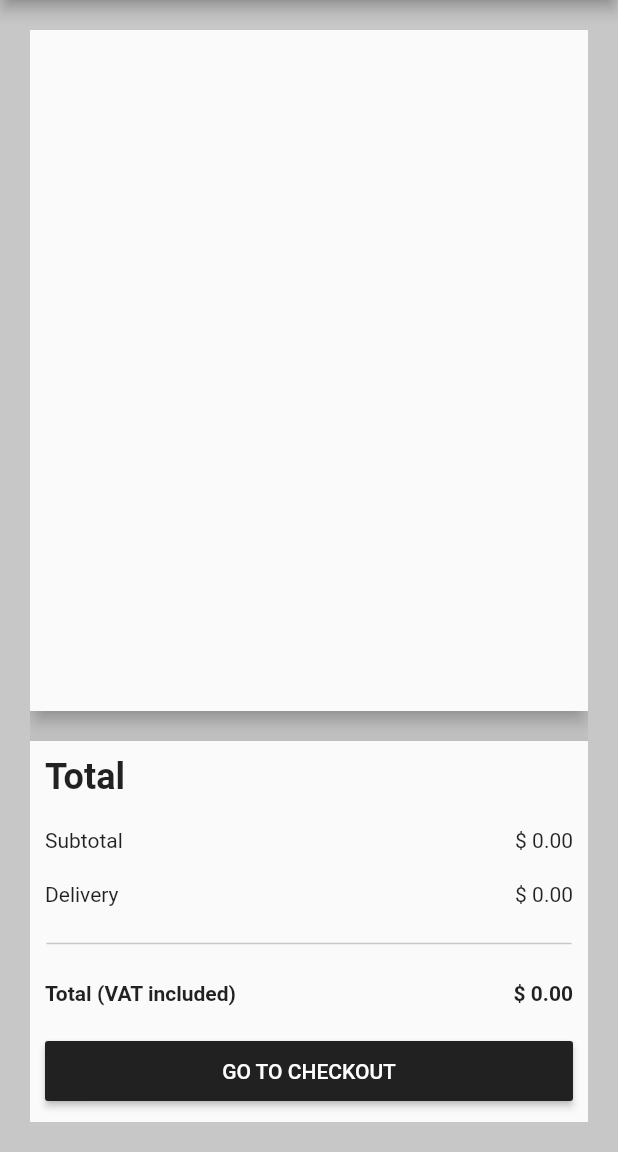
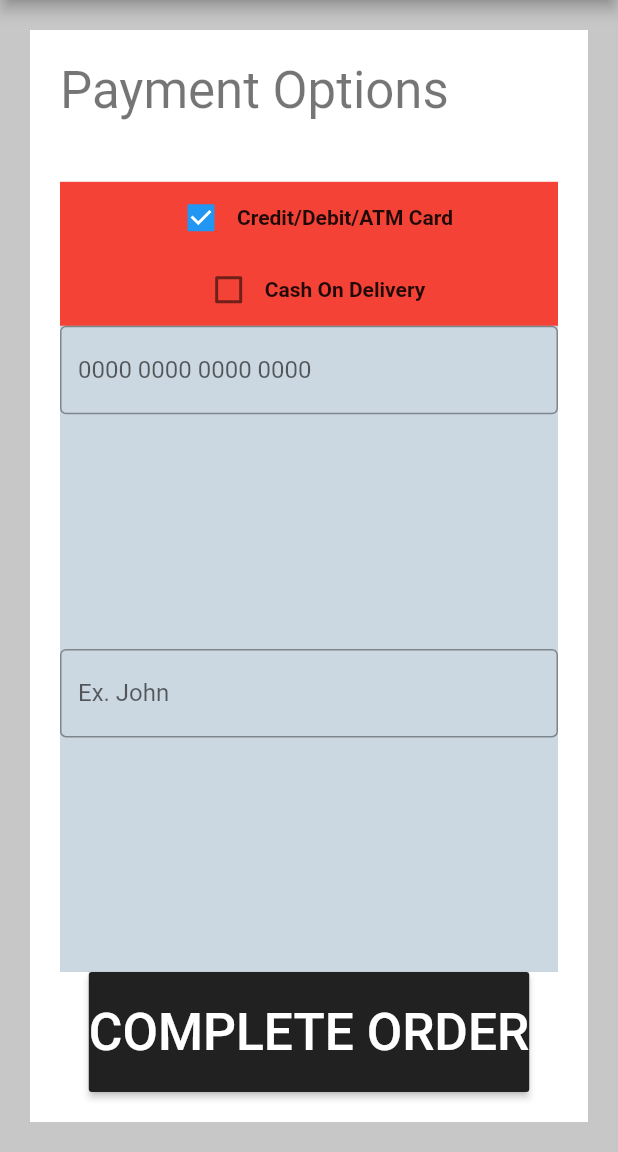
Before and after one commit to samikuikka/E-commerce-mockup, a Flutter app: the CartScreen screen opened by its route, scrolled down 370 dp, after a tap on "GO TO CHECKOUT", on a phone screen of 412 x 824 dp, the part 84-1236 px from its top. Run offline on Flutter 3.47's test engine with Material 2 defaults, Android fonts, the phone set to English and light mode, and no system bars; our stand-ins replace flutter_riverpod, go_router, shared_preferences; accounts and stored records are empty; network calls fail.

Commit message:
peyment options start

```diff
--- a/lib/main.dart
+++ b/lib/main.dart
@@ -7,6 +7,7 @@ import './screens/category/category_screen.dart';
 import './screens/product/product_screen.dart';
 import './screens/settings/settings_screen.dart';
 import './screens/cart/cart_screen.dart';
+import './screens/checkout/checkout_screen.dart';
 
 main() async {
   final router = GoRouter(
@@ -35,6 +36,12 @@ main() async {
         builder: (context, state) {
           return CartScreen();
         }
+      ),
+      GoRoute(
+        path: '/checkout',
+        builder: (context, state) {
+          return CheckoutScreen();
+        }
       )
     ]
   );
--- a/lib/screens/cart/widgets/total.dart
+++ b/lib/screens/cart/widgets/total.dart
@@ -1,4 +1,5 @@
 import 'package:flutter/material.dart';
+import 'package:go_router/go_router.dart';
 
 class Total extends StatelessWidget {
   final double price;
@@ -95,7 +96,9 @@ class Total extends StatelessWidget {
                 alignment: Alignment.center,
                 child: ElevatedButton(
                   style: ElevatedButton.styleFrom(minimumSize: Size(width, 40)),
-                  onPressed: () {},
+                  onPressed: () {
+                    context.push('/checkout');
+                  },
                   child: const Text('GO TO CHECKOUT'),
                 ))
           ],
--- /dev/null
+++ b/lib/screens/checkout/checkout_screen.dart
@@ -0,0 +1,14 @@
+import 'package:flutter/material.dart';
+import '../settings/settings_screen.dart';
+import './widgets/body.dart';
+
+class CheckoutScreen extends StatelessWidget {
+
+  @override
+  Widget build(BuildContext context) {
+    return Scaffold(
+      appBar: createAppBar(context),
+      body: Body(),
+    );
+  }
+}
--- /dev/null
+++ b/lib/screens/checkout/widgets/body.dart
@@ -0,0 +1,39 @@
+import 'package:flutter/material.dart';
+import './payment_options.dart';
+
+class Body extends StatelessWidget {
+
+  @override
+  Widget build(BuildContext context) {
+    double width = MediaQuery.of(context).size.width;
+    double height = MediaQuery.of(context).size.height;
+
+    return Container(
+      color: const Color(0xffc7c7c7),
+      child: Padding(
+        padding: const EdgeInsets.all(20),
+        child: Container(
+          width: width,
+          color: Colors.white,
+          child: Padding(
+            padding: const EdgeInsets.all(20),
+            child: Column(
+              crossAxisAlignment: CrossAxisAlignment.start,
+              children: [
+                Text('Payment Options',
+                  style: Theme.of(context).textTheme.headline4,
+                ),
+
+                SizedBox(height: height*0.05,),
+
+                PaymentOptions(),
+
+              ],
+            ),
+          ),
+        )
+        ,
+      ),
+    );
+  }
+}
--- /dev/null
+++ b/lib/screens/checkout/widgets/payment_form.dart
@@ -0,0 +1,54 @@
+import 'package:flutter/material.dart';
+
+class PaymentForm extends StatefulWidget {
+  final bool card;
+
+  const PaymentForm({super.key, required this.card});
+
+  @override
+  FormState createState() => FormState();
+}
+
+class FormState extends State<PaymentForm>{
+  final _cardNumberController = TextEditingController();
+  final _nameController = TextEditingController();
+
+  @override
+  void dispose() {
+    _cardNumberController.dispose();
+    _nameController.dispose();
+    super.dispose();
+  }
+
+  @override
+  Widget build(BuildContext context) {
+    if(!widget.card) {
+      return Container();
+    }
+
+    return Expanded(child: Container(color: Color.fromARGB(80, 90, 129, 160), child: Column(
+      children: [
+        Expanded(
+          child: TextField(
+            controller: _cardNumberController,
+            decoration: const InputDecoration(
+              hintText: '0000 0000 0000 0000',
+              border: OutlineInputBorder()
+            ),
+          ),
+        ),
+        Expanded(
+          child: TextField(
+            controller: _nameController,
+            decoration: const InputDecoration(
+              hintText: 'Ex. John',
+              border: OutlineInputBorder()
+            ),
+          ),
+        )
+
+      ],
+    )));
+  }
+
+}
--- /dev/null
+++ b/lib/screens/checkout/widgets/payment_options.dart
@@ -0,0 +1,93 @@
+import 'package:flutter/material.dart';
+import './payment_form.dart';
+
+class PaymentOptions extends StatefulWidget {
+  @override
+  PaymentState createState() => PaymentState();
+}
+
+class PaymentState extends State<PaymentOptions> {
+  var _card = true;
+  var _cash = false;
+
+
+  @override
+  Widget build(BuildContext context) {
+    double height = MediaQuery.of(context).size.height;
+    double width = MediaQuery.of(context).size.width;
+
+    return Expanded(
+      flex: 1,
+        child: Column(
+      children: [
+        Expanded(
+          flex: 0,
+          child: Container(
+           color: Colors.red,
+           width: width,
+           child: Wrap(
+            direction: Axis.horizontal,
+            alignment: WrapAlignment.center,
+            spacing: 40,
+            children: [
+
+              Row(
+                mainAxisSize: MainAxisSize.min,
+                mainAxisAlignment: MainAxisAlignment.center,
+                children: [
+                  Checkbox(
+                      value: _card,
+                      onChanged: (value) {
+                        setState(() {
+                          _card = true;
+                          _cash = false;
+                        });
+                      }),
+
+                      const Text(
+                        "Credit/Debit/ATM Card",
+                        style: TextStyle(fontWeight: FontWeight.bold),
+                      )
+
+                ],
+              ),
+
+              Row(
+                mainAxisSize: MainAxisSize.min,
+                mainAxisAlignment: MainAxisAlignment.center,
+                children: [
+                  Checkbox(
+                      value: _cash,
+                      onChanged: (value) {
+                        setState(() {
+                          _card = false;
+                          _cash = true;
+                        });
+                      }),
+
+                      const Text(
+                        "Cash On Delivery",
+                        style: TextStyle(fontWeight: FontWeight.bold),
+                      )
+                ],
+              )
+            ],
+          ),
+        )),
+
+        PaymentForm(card: _card),
+
+        ElevatedButton(
+          onPressed: () {},
+          style: ElevatedButton.styleFrom(
+            minimumSize: Size(width*0.4, 0),
+            padding: EdgeInsets.symmetric(vertical: 20)
+          ),
+          child: Text('COMPLETE ORDER',
+            style: TextStyle(fontSize: (30/720) * height),
+          ),
+        )
+      ],
+    ));
+  }
+}
```
Also changed, not shown: lib/screens/cart/widgets/payment_options.dart (deleted).
